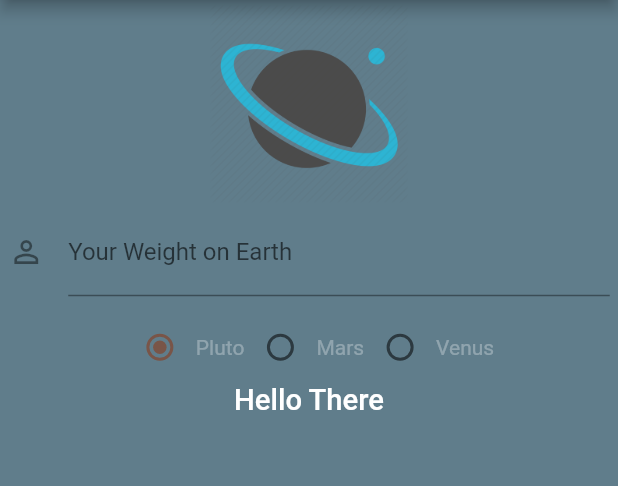
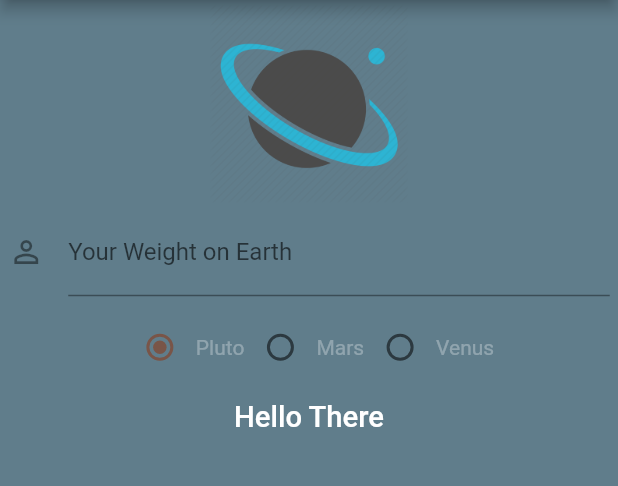
Before and after one commit to ashenmalaka/Flutter_App_Weight_On_Planet, a Flutter app: the screen it shows after launch, on a phone screen of 412 x 824 dp, the part 84-570 px from its top. Run offline on Flutter 3.47's test engine with Material 2 defaults, Android fonts, the phone set to English and light mode, and no system bars.

Commit message:
Added padding to result text

```diff
--- a/lib/ui/home.dart
+++ b/lib/ui/home.dart
@@ -110,6 +110,8 @@ class HomeState extends State<Home> {
                     ],
                   ),
 
+                  new Padding(padding: new EdgeInsets.all(5.5)),
+                  //Result Text
                   new Text(
                     "Hello There",
                     style: new TextStyle(
```
